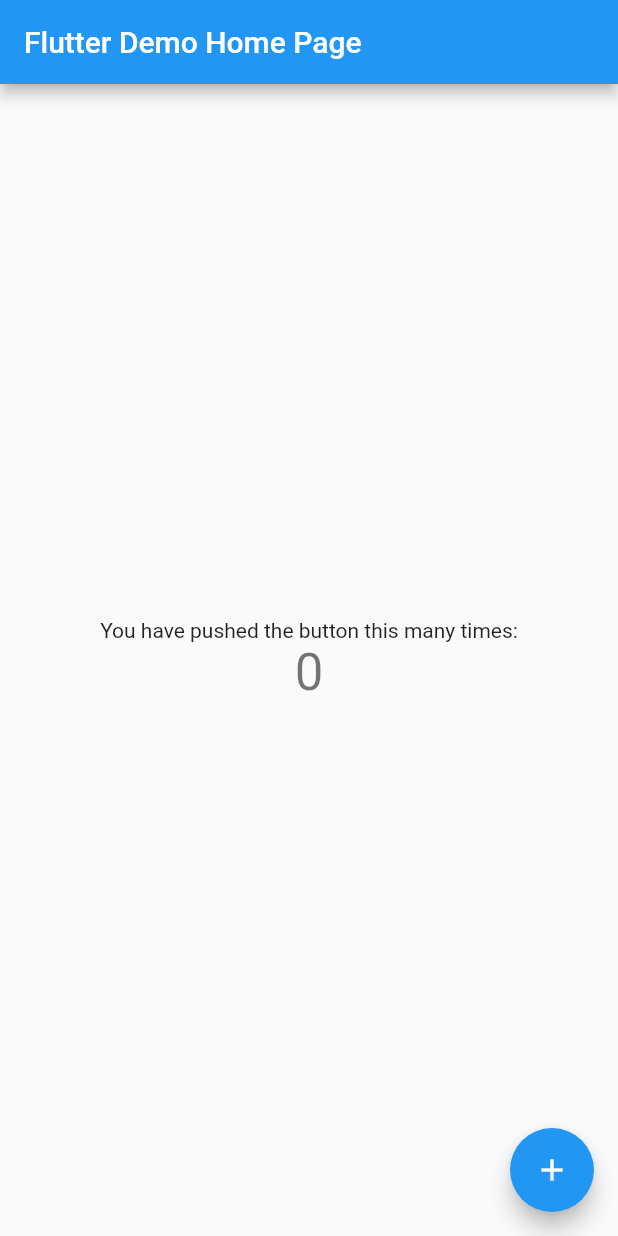
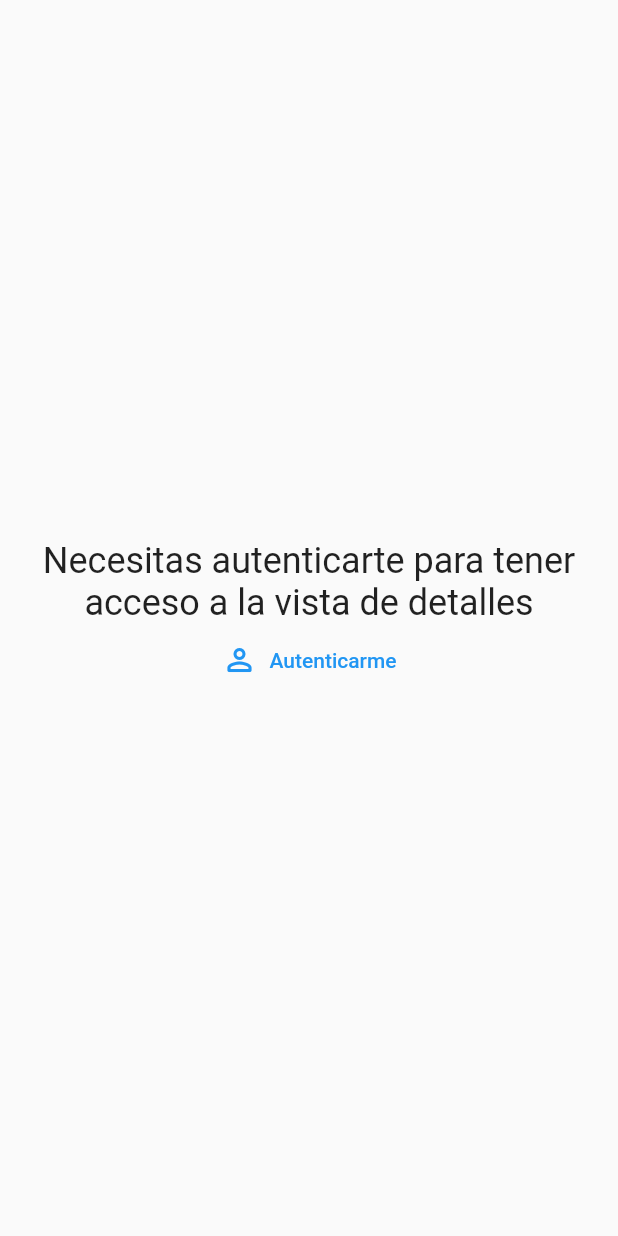
Before and after one commit to ocb-dev-04/youtube-packages-videos, a Flutter app: the screen it shows after launch, on a phone screen of 412 x 824 dp. Run offline on Flutter 3.47's test engine with Material 2 defaults, Android fonts, the phone set to English and light mode, and no system bars; our stand-ins replace local_auth.

Commit message:
*add local_auth code

```diff
--- /dev/null
+++ b/packages_videos/lib/home.view.dart
@@ -0,0 +1,69 @@
+import 'package:flutter/material.dart';
+import 'package:local_auth/local_auth.dart';
+
+import 'details.view.dart';
+
+class HomeView extends StatefulWidget {
+  const HomeView({Key? key}) : super(key: key);
+
+  @override
+  State<HomeView> createState() => _HomeViewState();
+}
+
+class _HomeViewState extends State<HomeView> {
+  late LocalAuthentication _auth;
+
+  @override
+  void initState() {
+    super.initState();
+    _auth = LocalAuthentication();
+    WidgetsBinding.instance.addPostFrameCallback((timeStamp) async {
+      await authenticate();
+    });
+  }
+
+  Future<void> authenticate() async {
+    if (!await _isBiometricAvailable()) return;
+
+    final listOfBiometrics = await _auth.getAvailableBiometrics();
+    if (listOfBiometrics.isEmpty) return;
+
+    bool isAuthenticated = await _auth.authenticate(
+      localizedReason: 'Necesitamos tu informacion biometrica para proseguir',
+      options: const AuthenticationOptions(
+        stickyAuth: true,
+        biometricOnly: false,
+      ),
+    );
+
+    if (!isAuthenticated) return;
+
+    Navigator.of(context).push(MaterialPageRoute(builder: (context) => const DetailsView()));
+  }
+
+  Future<bool> _isBiometricAvailable() => _auth.canCheckBiometrics;
+
+  @override
+  Widget build(BuildContext context) {
+    return Scaffold(
+      body: Padding(
+        padding: const EdgeInsets.all(20.0),
+        child: Column(
+          mainAxisAlignment: MainAxisAlignment.center,
+          children: [
+            Text(
+              'Necesitas autenticarte para tener acceso a la vista de detalles',
+              textAlign: TextAlign.center,
+              style: Theme.of(context).textTheme.headline5,
+            ),
+            TextButton.icon(
+              onPressed: () => authenticate(),
+              icon: const Icon(Icons.perm_identity_rounded),
+              label: const Text('Autenticarme'),
+            )
+          ],
+        ),
+      ),
+    );
+  }
+}
--- a/packages_videos/lib/main.dart
+++ b/packages_videos/lib/main.dart
@@ -1,115 +1,16 @@
 import 'package:flutter/material.dart';
+import 'package:packages_videos/home.view.dart';
 
-void main() {
-  runApp(const MyApp());
-}
+void main() => runApp(const MyApp());
 
 class MyApp extends StatelessWidget {
   const MyApp({super.key});
 
-  // This widget is the root of your application.
   @override
   Widget build(BuildContext context) {
-    return MaterialApp(
-      title: 'Flutter Demo',
-      theme: ThemeData(
-        // This is the theme of your application.
-        //
-        // Try running your application with "flutter run". You'll see the
-        // application has a blue toolbar. Then, without quitting the app, try
-        // changing the primarySwatch below to Colors.green and then invoke
-        // "hot reload" (press "r" in the console where you ran "flutter run",
-        // or simply save your changes to "hot reload" in a Flutter IDE).
-        // Notice that the counter didn't reset back to zero; the application
-        // is not restarted.
-        primarySwatch: Colors.blue,
-      ),
-      home: const MyHomePage(title: 'Flutter Demo Home Page'),
+    return const MaterialApp(
+      title: 'Local Auth Review',
+      home: HomeView(),
     );
   }
 }
-
-class MyHomePage extends StatefulWidget {
-  const MyHomePage({super.key, required this.title});
-
-  // This widget is the home page of your application. It is stateful, meaning
-  // that it has a State object (defined below) that contains fields that affect
-  // how it looks.
-
-  // This class is the configuration for the state. It holds the values (in this
-  // case the title) provided by the parent (in this case the App widget) and
-  // used by the build method of the State. Fields in a Widget subclass are
-  // always marked "final".
-
-  final String title;
-
-  @override
-  State<MyHomePage> createState() => _MyHomePageState();
-}
-
-class _MyHomePageState extends State<MyHomePage> {
-  int _counter = 0;
-
-  void _incrementCounter() {
-    setState(() {
-      // This call to setState tells the Flutter framework that something has
-      // changed in this State, which causes it to rerun the build method below
-      // so that the display can reflect the updated values. If we changed
-      // _counter without calling setState(), then the build method would not be
-      // called again, and so nothing would appear to happen.
-      _counter++;
-    });
-  }
-
-  @override
-  Widget build(BuildContext context) {
-    // This method is rerun every time setState is called, for instance as done
-    // by the _incrementCounter method above.
-    //
-    // The Flutter framework has been optimized to make rerunning build methods
-    // fast, so that you can just rebuild anything that needs updating rather
-    // than having to individually change instances of widgets.
-    return Scaffold(
-      appBar: AppBar(
-        // Here we take the value from the MyHomePage object that was created by
-        // the App.build method, and use it to set our appbar title.
-        title: Text(widget.title),
-      ),
-      body: Center(
-        // Center is a layout widget. It takes a single child and positions it
-        // in the middle of the parent.
-        child: Column(
-          // Column is also a layout widget. It takes a list of children and
-          // arranges them vertically. By default, it sizes itself to fit its
-          // children horizontally, and tries to be as tall as its parent.
-          //
-          // Invoke "debug painting" (press "p" in the console, choose the
-          // "Toggle Debug Paint" action from the Flutter Inspector in Android
-          // Studio, or the "Toggle Debug Paint" command in Visual Studio Code)
-          // to see the wireframe for each widget.
-          //
-          // Column has various properties to control how it sizes itself and
-          // how it positions its children. Here we use mainAxisAlignment to
-          // center the children vertically; the main axis here is the vertical
-          // axis because Columns are vertical (the cross axis would be
-          // horizontal).
-          mainAxisAlignment: MainAxisAlignment.center,
-          children: <Widget>[
-            const Text(
-              'You have pushed the button this many times:',
-            ),
-            Text(
-              '$_counter',
-              style: Theme.of(context).textTheme.headline4,
-            ),
-          ],
-        ),
-      ),
-      floatingActionButton: FloatingActionButton(
-        onPressed: _incrementCounter,
-        tooltip: 'Increment',
-        child: const Icon(Icons.add),
-      ), // This trailing comma makes auto-formatting nicer for build methods.
-    );
-  }
-}
--- a/packages_videos/pubspec.yaml
+++ b/packages_videos/pubspec.yaml
@@ -36,6 +36,7 @@ dependencies:
   # The following adds the Cupertino Icons font to your application.
   # Use with the CupertinoIcons class for iOS style icons.
   cupertino_icons: ^1.0.2
+  local_auth: ^2.1.2
 
 dev_dependencies:
   flutter_test:
```
Also changed, not shown: packages_videos/lib/details.view.dart (added, +16 -0 lines), 6 other files.
